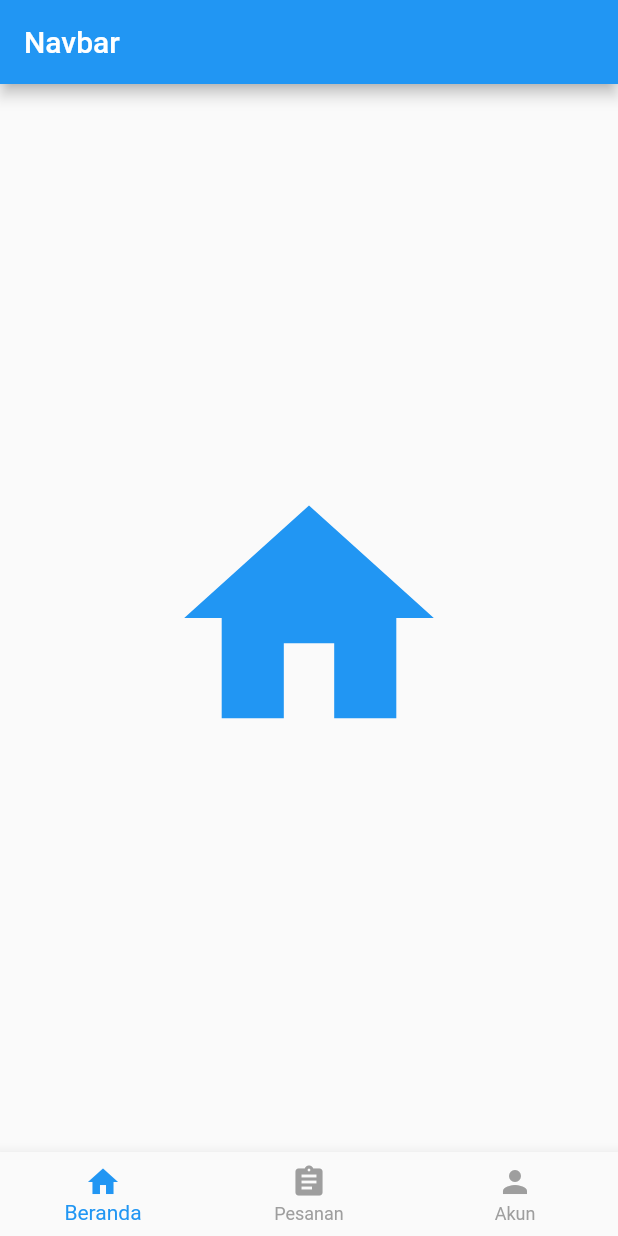
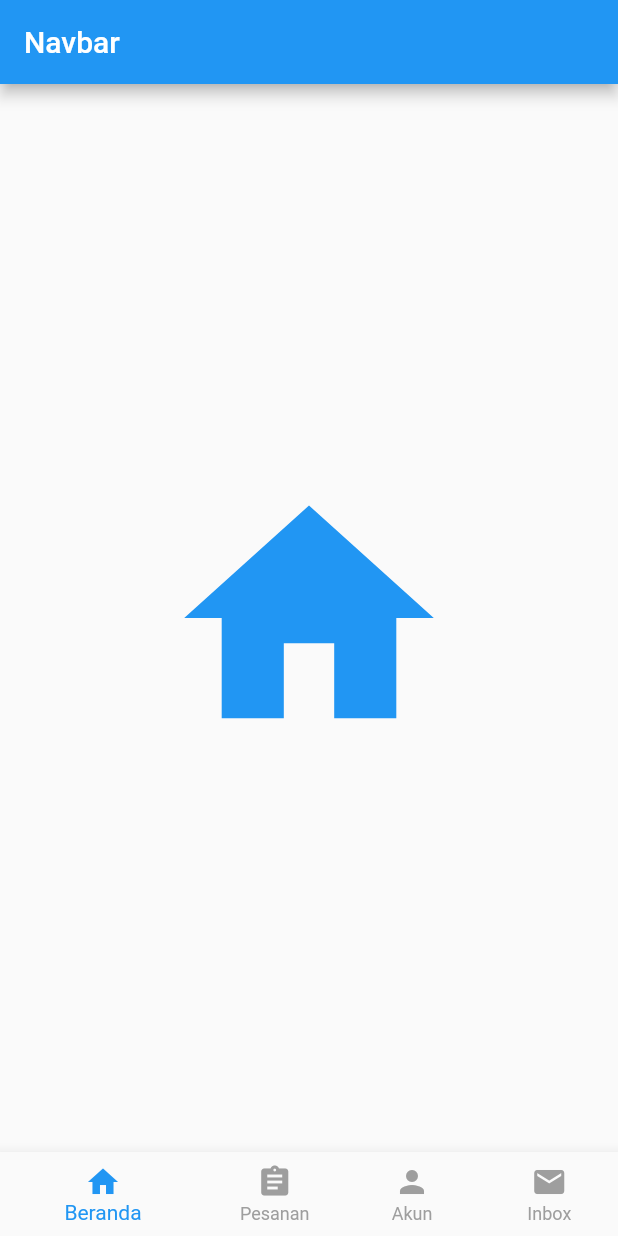
Before and after one commit to agus-stwn/pra_uts, a Flutter app: the screen it shows after launch, on a phone screen of 412 x 824 dp. Run offline on Flutter 3.47's test engine with Material 2 defaults, Android fonts, the phone set to English and light mode, and no system bars.

```diff
--- a/lib/main.dart
+++ b/lib/main.dart
@@ -25,6 +25,7 @@ class _BelajarNavBarState extends State<BelajarNavBar> {
     Icon(Icons.home, size: 200, color: Colors.blue),
     Icon(Icons.assignment, size: 200, color: Colors.blue),
     Icon(Icons.person, size: 200, color: Colors.blue),
+    Icon(Icons.mail, size: 200, color: Colors.blue),
   ];
 
   void _changeSelectedNavBar(int index) {
@@ -54,6 +55,10 @@ class _BelajarNavBarState extends State<BelajarNavBar> {
             icon: Icon(Icons.person),
             label: ('Akun'),
           ),
+          BottomNavigationBarItem(
+            icon: Icon(Icons.mail),
+            label: ('Inbox'),
+          ),
         ],
         currentIndex: _selectedNavbar,
         selectedItemColor: Colors.blue,
```
Also changed, not shown: 1 other file.
